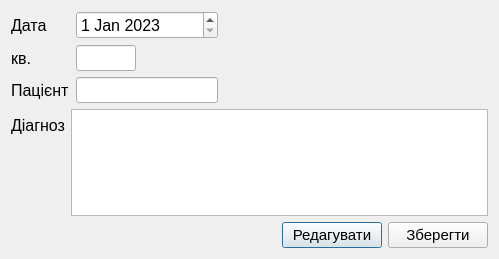
Above: diagnosis_view.ui from LiquorProg/katalog before the change. Below: the same form after it.
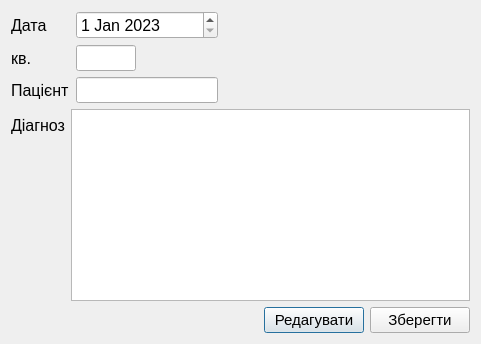
That is the form after the change.

```diff
--- a/diagnosis_view.ui
+++ b/diagnosis_view.ui
@@ -6,8 +6,8 @@
    <rect>
     <x>0</x>
     <y>0</y>
-    <width>499</width>
-    <height>259</height>
+    <width>500</width>
+    <height>0</height>
    </rect>
   </property>
   <property name="minimumSize">
```
